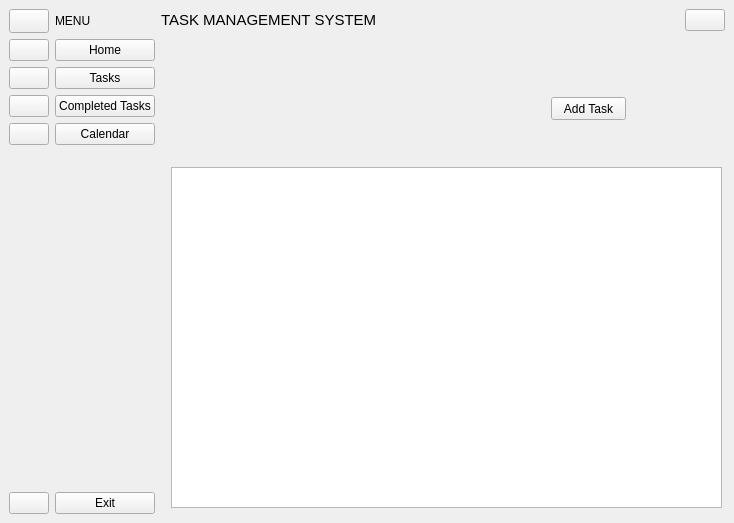
The window that ui/interface.ui (VicMbugua/TaskManagementSystem) describes before a commit, drawn with Qt 5.
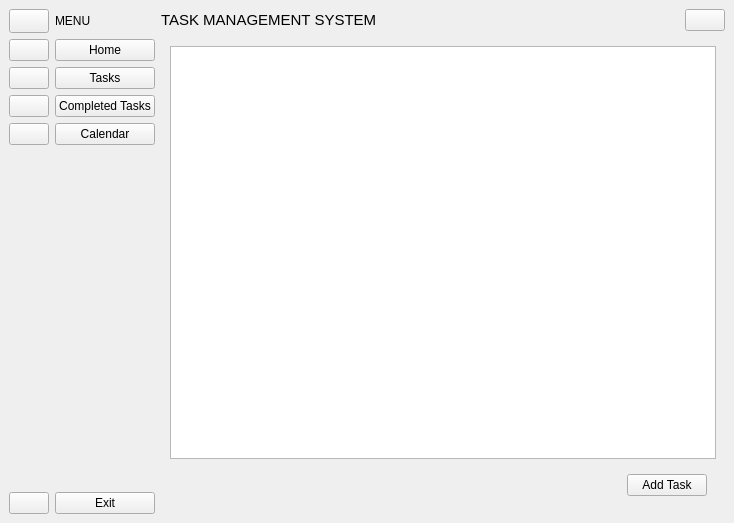
The same window after the commit. The open tabs and pages were chosen to show the change. Icons and pictures are not drawn.

Commit message: added menu buttons to the tables

Diff of the .ui file:
```diff
--- a/ui/interface.ui
+++ b/ui/interface.ui
@@ -462,32 +462,41 @@
           </widget>
          </widget>
          <widget class="QWidget" name="tasks_page">
-          <widget class="QTableView" name="tasks_list">
-           <property name="geometry">
-            <rect>
-             <x>10</x>
-             <y>130</y>
-             <width>551</width>
-             <height>341</height>
-            </rect>
-           </property>
-           <property name="alternatingRowColors">
-            <bool>true</bool>
-           </property>
-          </widget>
-          <widget class="QPushButton" name="add_task_btn">
-           <property name="geometry">
-            <rect>
-             <x>390</x>
-             <y>60</y>
-             <width>75</width>
-             <height>23</height>
-            </rect>
-           </property>
-           <property name="text">
-            <string>Add Task</string>
-           </property>
-          </widget>
+          <layout class="QVBoxLayout" name="verticalLayout_5">
+           <item>
+            <widget class="QTableView" name="tasks_list">
+             <property name="alternatingRowColors">
+              <bool>true</bool>
+             </property>
+            </widget>
+           </item>
+           <item>
+            <widget class="QWidget" name="widget_5" native="true">
+             <layout class="QHBoxLayout" name="horizontalLayout_5">
+              <item>
+               <spacer name="horizontalSpacer">
+                <property name="orientation">
+                 <enum>Qt::Horizontal</enum>
+                </property>
+                <property name="sizeHint" stdset="0">
+                 <size>
+                  <width>463</width>
+                  <height>20</height>
+                 </size>
+                </property>
+               </spacer>
+              </item>
+              <item>
+               <widget class="QPushButton" name="add_task_btn">
+                <property name="text">
+                 <string>Add Task</string>
+                </property>
+               </widget>
+              </item>
+             </layout>
+            </widget>
+           </item>
+          </layout>
          </widget>
          <widget class="QWidget" name="completed_tasks_page">
           <widget class="QTableView" name="completed_tasks">
```
Left out of the diff: 41 changed lines with no effect on the pictures. The commit also changes 9 other files.
